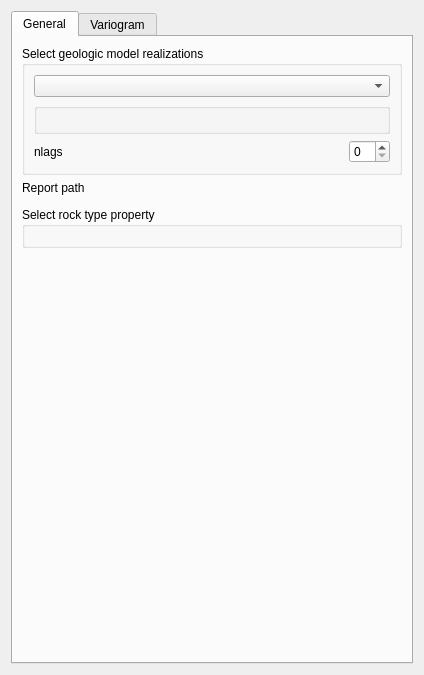
The window that ui/validation.ui (robertorolo/LPM-Geomod_Suite) describes before a commit, drawn with Qt 5.
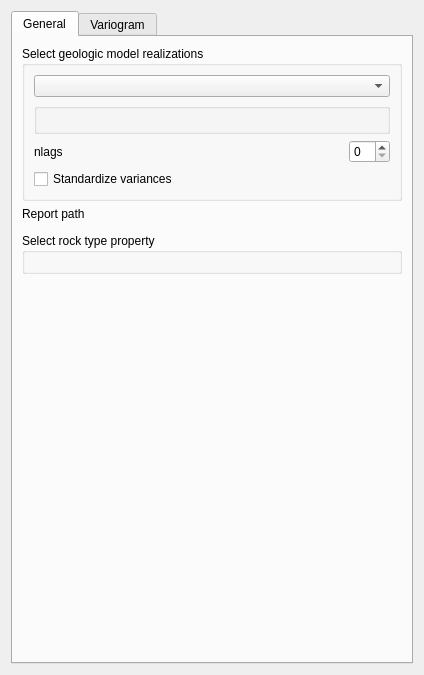
The same window after the commit. Custom widgets are drawn as their Qt base class.

What changed in the file:
```diff
--- a/ui/validation.ui
+++ b/ui/validation.ui
@@ -73,6 +73,13 @@
             </property>
            </widget>
           </item>
+          <item row="3" column="0">
+           <widget class="QCheckBox" name="checkBox_2">
+            <property name="text">
+             <string>Standardize variances</string>
+            </property>
+           </widget>
+          </item>
          </layout>
         </widget>
        </item>
```
Left out of the diff: 20 changed lines with no effect on the pictures.
